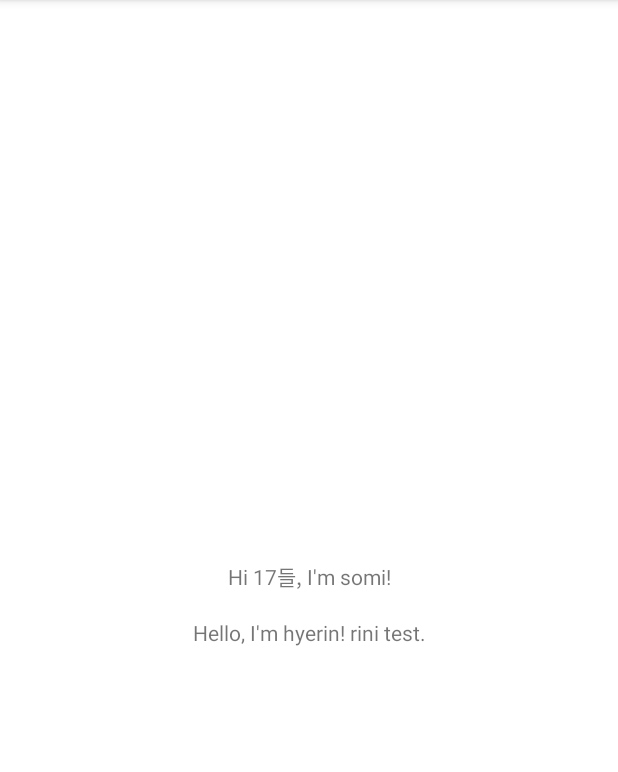
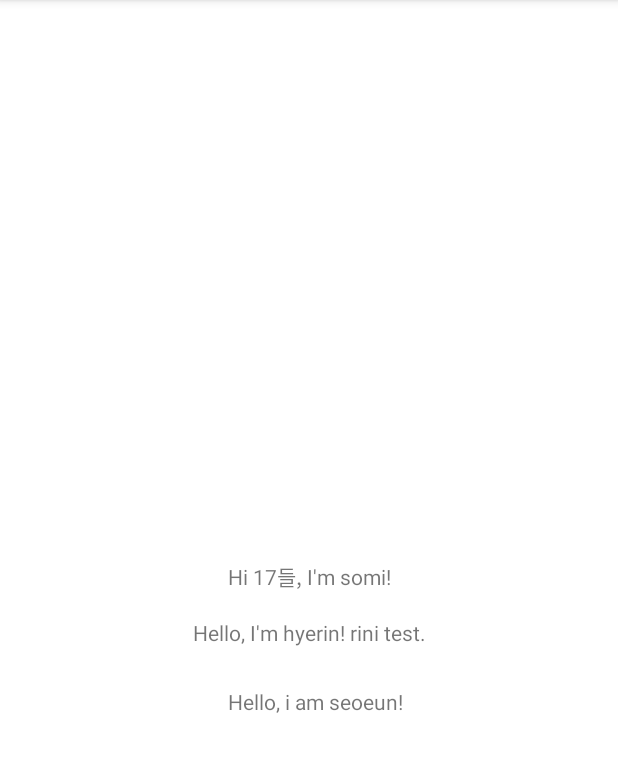
Before and after one commit to kksomi/PWManager, an Android app: the screen it shows after launch (MainActivity), on a phone screen of 412 x 824 dp, the part 84-856 px from its top. Run offline under Robolectric (Android 15) with nearby library versions, the phone set to English and light mode, and no system bars.

Commit message:
서은 수정

```diff
--- a/app/src/main/res/layout/activity_main.xml
+++ b/app/src/main/res/layout/activity_main.xml
@@ -25,4 +25,15 @@
         app:layout_constraintTop_toTopOf="parent"
         app:layout_constraintVertical_bias="0.55" />
 
+    <TextView
+        android:layout_width="wrap_content"
+        android:layout_height="wrap_content"
+        android:text="Hello, i am seoeun!"
+        app:layout_constraintBottom_toBottomOf="parent"
+        app:layout_constraintHorizontal_bias="0.515"
+        app:layout_constraintLeft_toLeftOf="parent"
+        app:layout_constraintRight_toRightOf="parent"
+        app:layout_constraintTop_toTopOf="parent"
+        app:layout_constraintVertical_bias="0.612" />
+
 </androidx.constraintlayout.widget.ConstraintLayout>
```
